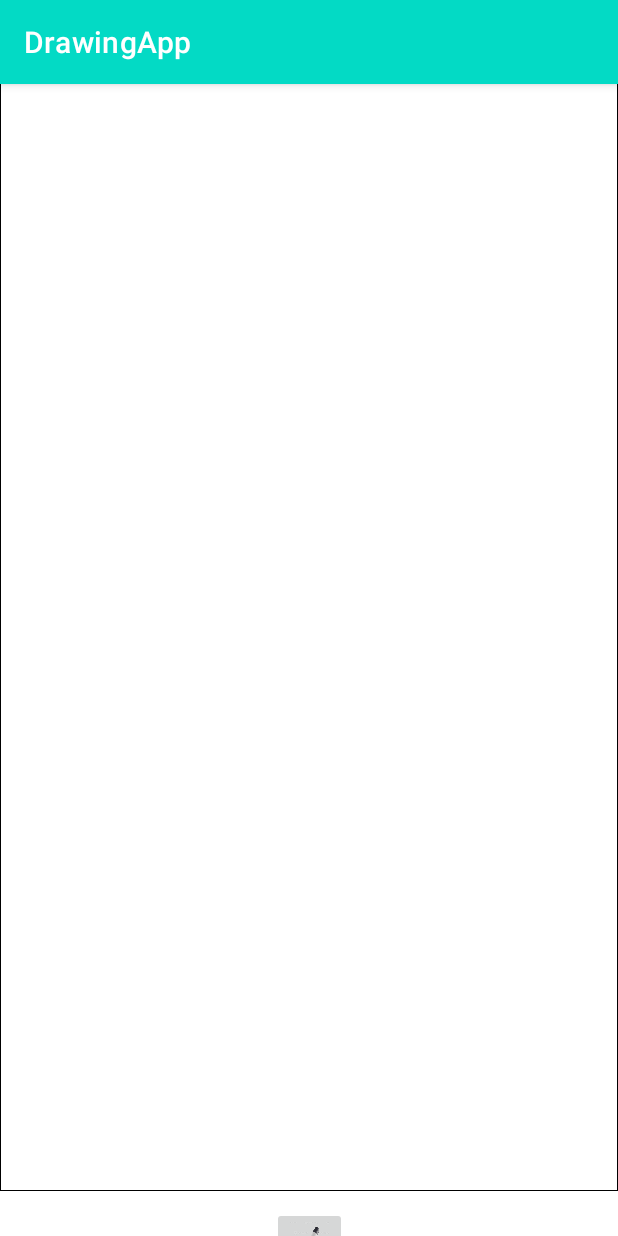
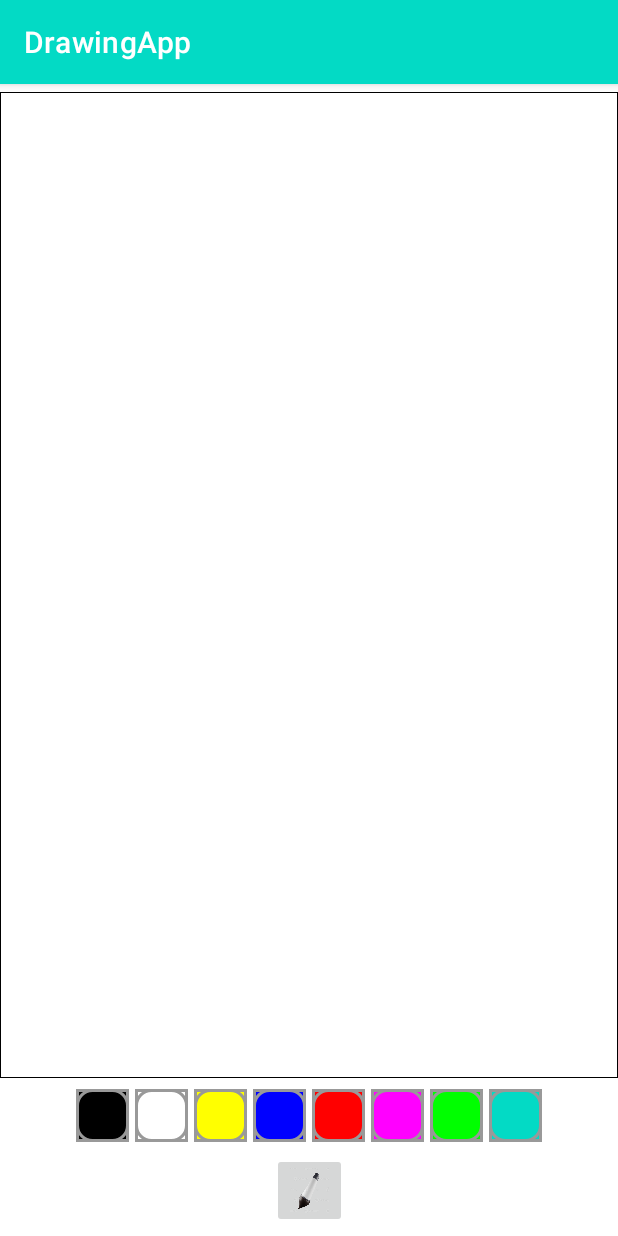
Before and after one commit to Heismanish/ScriibleApp, an Android app: the MainActivity screen opened directly, with no data from a screen before it, on a phone screen of 412 x 824 dp. Run offline under Robolectric (Android 15) with nearby library versions, the phone set to English and light mode, and no system bars.

Commit message:
Color pallete added Brush color picker functionality added

```diff
--- a/app/src/main/java/com/example/drawingapp/DrawingView.kt
+++ b/app/src/main/java/com/example/drawingapp/DrawingView.kt
@@ -93,6 +93,11 @@ class DrawingView(context: Context,attrs: AttributeSet): View(context,attrs) {
         mDrawPaint!!.strokeWidth = mBrushSize
     }
 
+    fun setColor(newColor:String){
+        color = Color.parseColor(newColor)
+        mDrawPaint!!.color = color
+    }
+
 
     internal inner class CustomPath (var color: Int,
     var brushThickness: Float): Path(){
--- a/app/src/main/java/com/example/drawingapp/MainActivity.kt
+++ b/app/src/main/java/com/example/drawingapp/MainActivity.kt
@@ -3,7 +3,12 @@ package com.example.drawingapp
 import android.app.Dialog
 import androidx.appcompat.app.AppCompatActivity
 import android.os.Bundle
+import android.view.View
 import android.widget.ImageButton
+import android.widget.LinearLayout
+import android.widget.Toast
+import androidx.core.content.ContextCompat
+import androidx.core.view.get
 import com.example.drawingapp.gitScriibleapp.DrawingView
 import kotlinx.android.synthetic.main.activity_main.*
 import kotlinx.android.synthetic.main.dialog_brush_size.*
@@ -11,11 +16,18 @@ import kotlinx.android.synthetic.main.dialog_brush_size.*
 
 class MainActivity : AppCompatActivity() {
 
-    private var drawingView:DrawingView? = null
+    private var drawingView: DrawingView? = null
+    private var mImageButtonCurrentPaint: ImageButton? = null
 
     override fun onCreate(savedInstanceState: Bundle?) {
         super.onCreate(savedInstanceState)
         setContentView(R.layout.activity_main)
+
+        val linearLayoutPaintColors = findViewById<LinearLayout>(R.id.ll_color_nav)
+
+        // Linear layout content can be used as an array.
+       // mImageButtonCurrentPaint = linearLayoutPaintColors[2] as ImageButton
+
 
         drawingView = findViewById(R.id.drawing_view)
         val sizeForBrush = drawingView?.setSizeForBrush(20.toFloat())
@@ -31,6 +43,7 @@ class MainActivity : AppCompatActivity() {
         var brushDialog = Dialog(this)
         brushDialog.setContentView(R.layout.dialog_brush_size)
         brushDialog.setTitle("Brush Size:")
+
         val smallButton = brushDialog.ib_small_brush
         smallButton.setOnClickListener{
             drawingView?.setSizeForBrush(10.toFloat())
@@ -50,4 +63,22 @@ class MainActivity : AppCompatActivity() {
         }
         brushDialog.show()
     }
+
+    fun paintClicked (view: View){
+        if(view != mImageButtonCurrentPaint ){
+            val imageButton = view as ImageButton
+            val colorTag = imageButton.tag.toString()
+            drawingView?.setColor(colorTag)
+
+            imageButton.setImageDrawable(
+                ContextCompat.getDrawable(this,R.drawable.pallet_pressed)
+            )
+
+            mImageButtonCurrentPaint?.setImageDrawable(
+                ContextCompat.getDrawable(this,R.drawable.pallet_normal)
+            )
+
+            mImageButtonCurrentPaint = view
+        }
+    }
 }
--- /dev/null
+++ b/app/src/main/res/drawable/pallet_normal.xml
@@ -0,0 +1,29 @@
+<?xml version="1.0" encoding="utf-8"?>
+<layer-list xmlns:android="http://schemas.android.com/apk/res/android">
+
+    <item>
+        <shape android:shape="rectangle">
+            <stroke
+                android:color="#FF999999"
+                android:width="2dp"
+                />
+            <padding
+                android:top="0dp"
+                android:bottom="0dp"
+                android:left="0dp"
+                android:right="0dp"/>
+
+        </shape>
+    </item>
+
+    <item>
+        <shape >
+            <stroke
+                android:color="#FF999999"
+                android:width="2dp"
+                />
+            <corners android:radius="10dp" />
+        </shape>
+    </item>
+
+</layer-list>
--- /dev/null
+++ b/app/src/main/res/drawable/pallet_pressed.xml
@@ -0,0 +1,28 @@
+<?xml version="1.0" encoding="utf-8"?>
+<layer-list xmlns:android="http://schemas.android.com/apk/res/android">
+
+    <item>
+        <shape android:shape="rectangle">
+            <stroke
+                android:color="#FF333333"
+                android:width="2dp"
+                />
+            <padding
+                android:top="0dp"
+                android:bottom="0dp"
+                android:left="0dp"
+                android:right="0dp"/>
+        </shape>
+    </item>
+
+    <item>
+        <shape>
+            <stroke
+                android:color="#FF333333"
+                android:width="2dp"
+                />
+            <corners android:radius="4dp" />
+        </shape>
+    </item>
+
+</layer-list>
--- a/app/src/main/res/layout/activity_main.xml
+++ b/app/src/main/res/layout/activity_main.xml
@@ -9,14 +9,109 @@
     <com.example.drawingapp.gitScriibleapp.DrawingView
         android:id="@+id/drawing_view"
         android:layout_width="wrap_content"
-        android:layout_height="wrap_content"
+        android:layout_height="0dp"
         android:layout_margin="5dp"
         android:background="@drawable/background_drawing_view_layout"
-        app:layout_constraintBottom_toTopOf="@+id/ib_brush"
+        app:layout_constraintBottom_toTopOf="@+id/ll_color_nav"
         app:layout_constraintEnd_toEndOf="parent"
         app:layout_constraintHorizontal_bias="0.523"
         app:layout_constraintStart_toStartOf="parent"
         app:layout_constraintTop_toTopOf="parent" />
+
+    <LinearLayout
+        android:id="@+id/ll_color_nav"
+        android:layout_width="match_parent"
+        android:layout_height="wrap_content"
+        android:orientation="horizontal"
+        android:gravity="center"
+        app:layout_constraintTop_toBottomOf="@+id/drawing_view"
+        app:layout_constraintEnd_toEndOf="parent"
+        app:layout_constraintStart_toStartOf="parent"
+        app:layout_constraintBottom_toTopOf="@+id/ib_brush"
+        >
+
+        <ImageButton
+            android:layout_width="35dp"
+            android:layout_height="35dp"
+            android:layout_margin="2dp"
+            android:tag="@color/black"
+            android:src="@drawable/pallet_normal"
+            android:background="@color/black"
+            android:onClick="paintClicked"
+            />
+
+        <ImageButton
+            android:layout_width="35dp"
+            android:layout_height="35dp"
+            android:layout_margin="2dp"
+            android:tag="@color/white"
+            android:src="@drawable/pallet_normal"
+            android:background="@color/white"
+            android:onClick="paintClicked"
+            />
+
+        <ImageButton
+            android:layout_width="35dp"
+            android:layout_height="35dp"
+            android:layout_margin="2dp"
+            android:tag="@color/yellow"
+            android:src="@drawable/pallet_normal"
+            android:background="@color/yellow"
+            android:onClick="paintClicked"
+            />
+
+        <ImageButton
+            android:layout_width="35dp"
+            android:layout_height="35dp"
+            android:layout_margin="2dp"
+            android:tag="@color/blue"
+            android:src="@drawable/pallet_normal"
+            android:background="@color/blue"
+            android:onClick="paintClicked"
+            />
+
+        <ImageButton
+            android:layout_width="35dp"
+            android:layout_height="35dp"
+            android:layout_margin="2dp"
+            android:tag="@color/red"
+            android:src="@drawable/pallet_normal"
+            android:background="@color/red"
+            android:onClick="paintClicked"
+            />
+
+        <ImageButton
+            android:layout_width="35dp"
+            android:layout_height="35dp"
+            android:layout_margin="2dp"
+            android:tag="@color/magenta"
+            android:src="@drawable/pallet_normal"
+            android:background="@color/magenta"
+            android:onClick="paintClicked"
+            />
+
+        <ImageButton
+            android:layout_width="35dp"
+            android:layout_height="35dp"
+            android:layout_margin="2dp"
+            android:tag="@color/green"
+            android:src="@drawable/pallet_normal"
+            android:background="@color/green"
+            android:onClick="paintClicked"
+            />
+
+        <ImageButton
+            android:layout_width="35dp"
+            android:layout_height="35dp"
+            android:layout_margin="2dp"
+            android:tag="@color/random"
+            android:src="@drawable/pallet_normal"
+            android:background="@color/random"
+            android:onClick="paintClicked"
+            />
+
+    </LinearLayout>
+
     <ImageButton
         android:id="@+id/ib_brush"
         android:layout_width="50dp"
@@ -28,6 +123,6 @@
         app:layout_constraintEnd_toEndOf="parent"
         app:layout_constraintHorizontal_bias="0.5"
         app:layout_constraintStart_toStartOf="parent"
-        app:layout_constraintTop_toBottomOf="@+id/drawing_view" />
+        app:layout_constraintTop_toBottomOf="@+id/ll_color_nav" />
 
 </androidx.constraintlayout.widget.ConstraintLayout>
--- a/app/src/main/res/values/colors.xml
+++ b/app/src/main/res/values/colors.xml
@@ -7,4 +7,11 @@
     <color name="teal_700">#FF018786</color>
     <color name="black">#FF000000</color>
     <color name="white">#FFFFFFFF</color>
+
+    <color name="yellow">#FFFF00</color>
+    <color name="red">#FF0000</color>
+    <color name="blue">#0000FF</color>
+    <color name="green">#00FF00</color>
+    <color name="magenta">#FF00FF</color>
+    <color name="random">#FF03DAC5</color>
 </resources>
```
